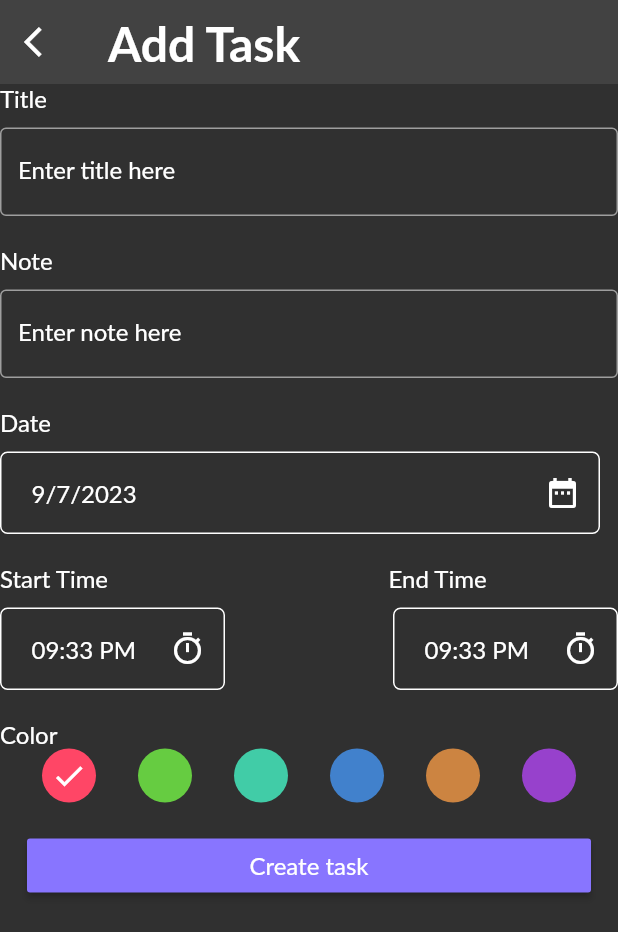
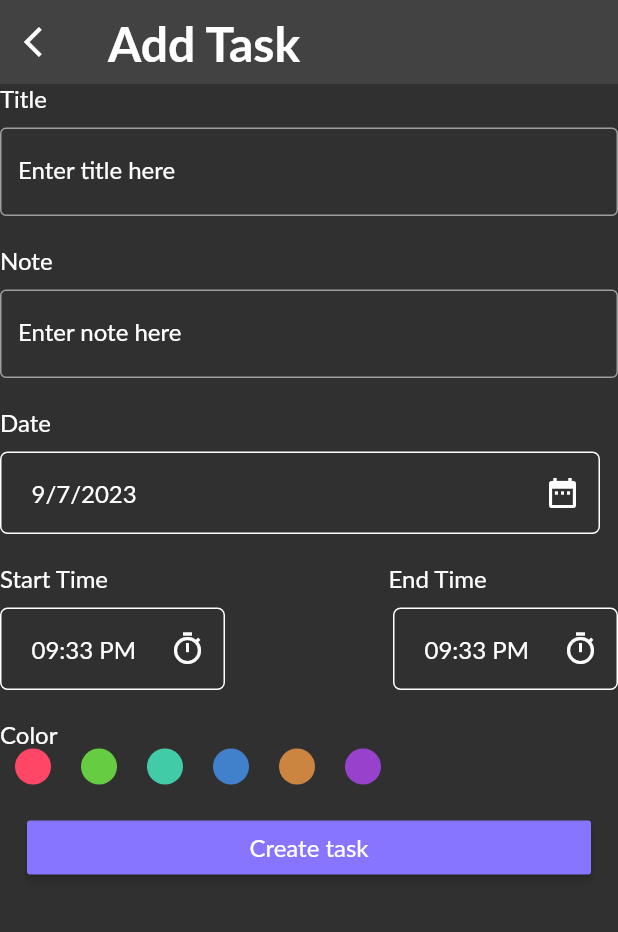
Before and after one commit to Lamiaa21-3/todo_app, a Flutter app: the AddTaskScreen screen opened directly, on a phone screen of 412 x 824 dp. Shown: the top 932 px of the screen. Run offline on Flutter 3.47's test engine with Material 2 defaults, Android fonts, the phone set to English and light mode, and no system bars; drawn by our look-alikes of modal_progress_hud_nsn; our stand-ins replace flutter_bloc, hive, hive_flutter, smooth_page_indicator; accounts and stored records are empty; Roboto replaces fonts that are missing (Lato).

Commit message:
colors done

```diff
--- a/lib/cubit/add_task_cubit/add_task_cubit.dart
+++ b/lib/cubit/add_task_cubit/add_task_cubit.dart
@@ -1,5 +1,6 @@
 
 
+import 'package:flutter/animation.dart';
 import 'package:flutter_bloc/flutter_bloc.dart';
 import 'package:hive/hive.dart';
 import 'package:todo/constants/constants.dart';
@@ -8,11 +9,13 @@ import 'package:todo/models/task_models.dart';
 
 class AddTaskCubit extends Cubit<AddTaskStates>{
   AddTaskCubit() : super (AddTaskInitialState());
+  Color color = Color(0xFF9741CC);
 
 
   addTask(TaskModel taskModel) async
   {
     try {
+      taskModel.color= color!.value;
       emit(AddTaskLoadingState());
       var taskBox =  Hive.box<TaskModel>(kTasksBox);
        await taskBox.add(taskModel);
--- a/lib/models/task_models.dart
+++ b/lib/models/task_models.dart
@@ -11,7 +11,7 @@ class TaskModel extends HiveObject {
   @HiveField(2)
   final String date;
   @HiveField(3)
-  final int color;
+   int color;
 
   TaskModel(
       {required this.title,
--- a/lib/screens/add_task_screen/add_task_screen.dart
+++ b/lib/screens/add_task_screen/add_task_screen.dart
@@ -14,49 +14,8 @@ import 'add_task_container_row.dart';
 import 'add_task_text.dart';
 import 'form_ietm_screen.dart';
 
-class AddTaskScreen extends StatefulWidget {
-  AddTaskScreen({Key? key}) : super(key: key);
-
-  @override
-  State<AddTaskScreen> createState() => _AddTaskScreenState();
-}
-
-class _AddTaskScreenState extends State<AddTaskScreen> {
-  // final titleController = TextEditingController();
-  //
-  // final timeController = TextEditingController();
-  //
-  // final taskController = TextEditingController();
-  //
-
-
-  //final taskRef = Hive.box('Tasks');
-
-  // void addTasks({required String title, required String taskName}) async {
-  //   await taskRef.add({
-  //     'title': title,
-  //     'taskName': taskName,
-  //   });
-  //   getTask();
-  // }
-
-  // List<Map<String, dynamic>> taskDate = [];
-  //
-  // void getTask() {
-  //   setState(() {
-  //     taskDate = taskRef.keys.map((e) {
-  //       final currentTask = taskRef.get(e);
-  //       return {
-  //         'key': e,
-  //         'title': currentTask['title'],
-  //         'time': currentTask['time'],
-  //         'taskName': currentTask['taskName'],
-  //       };
-  //     }).toList();
-  //     debugPrint('llllllll${taskDate.length}');
-  //   });
-  // }
-  //
+class AddTaskScreen extends StatelessWidget {
+  AddTaskScreen({Key? key, }) : super(key: key);
 
 
   @override
--- /dev/null
+++ b/lib/screens/add_task_screen/color_ietm.dart
@@ -0,0 +1,18 @@
+
+import 'package:flutter/material.dart';
+
+class ColorIetm extends StatelessWidget {
+  const ColorIetm({Key? key, required this.colorActive, required this.color}) : super(key: key);
+  final bool colorActive;
+  final Color color;
+
+  @override
+  Widget build(BuildContext context) {
+    return CircleAvatar(
+      backgroundColor: color,
+
+      radius: 22,
+
+    );
+  }
+}
--- a/lib/screens/add_task_screen/form_ietm_screen.dart
+++ b/lib/screens/add_task_screen/form_ietm_screen.dart
@@ -11,6 +11,7 @@ import 'add_task_container_color.dart';
 import 'add_task_container_date.dart';
 import 'add_task_container_row.dart';
 import 'add_task_text.dart';
+import 'color_ietm.dart';
 class FormIetmScreen extends StatefulWidget {
   const FormIetmScreen({Key? key}) : super(key: key);
 
@@ -22,6 +23,7 @@ class _FormIetmScreenState extends State<FormIetmScreen> {
   AutovalidateMode autovalidateMode = AutovalidateMode.disabled;
   String? title, subTitile;
   final GlobalKey<FormState> formKey = GlobalKey<FormState>();
+
   @override
   Widget build(BuildContext context) {
     return BlocConsumer<AddTaskCubit,AddTaskStates>(
@@ -113,35 +115,36 @@ class _FormIetmScreenState extends State<FormIetmScreen> {
               AddTaskText(
                 text: 'Color',
               ),
-              Row(
-                mainAxisAlignment: MainAxisAlignment.spaceEvenly,
-                children: [
-                  AddTaskContainerColor(
-                    color: Color(0xFFFF4666),
-                    iconData: Icons.check,
-                  ),
-                  AddTaskContainerColor(
-                    color: Color(0xFF66CC41),
-                    iconData: null,
-                  ),
-                  AddTaskContainerColor(
-                    color: Color(0xFF41CCA7),
-                    iconData: null,
-                  ),
-                  AddTaskContainerColor(
-                    color: Color(0xFF4181CC),
-                    iconData: null,
-                  ),
-                  AddTaskContainerColor(
-                    color: Color(0xFFCC8441),
-                    iconData: null,
-                  ),
-                  AddTaskContainerColor(
-                    color: Color(0xFF9741CC),
-                    iconData: null,
-                  ),
-                ],
-              ),
+              ListViewIetm(),
+              // Row(
+              //   mainAxisAlignment: MainAxisAlignment.spaceEvenly,
+              //   children: [
+              //     AddTaskContainerColor(
+              //       color: Color(0xFFFF4666),
+              //       iconData: Icons.check,
+              //     ),
+              //     AddTaskContainerColor(
+              //       color: Color(0xFF66CC41),
+              //       iconData: null,
+              //     ),
+              //     AddTaskContainerColor(
+              //       color: Color(0xFF41CCA7),
+              //       iconData: null,
+              //     ),
+              //     AddTaskContainerColor(
+              //       color: Color(0xFF4181CC),
+              //       iconData: null,
+              //     ),
+              //     AddTaskContainerColor(
+              //       color: Color(0xFFCC8441),
+              //       iconData: null,
+              //     ),
+              //     AddTaskContainerColor(
+              //       color: Color(0xFF9741CC),
+              //       iconData: null,
+              //     ),
+              //   ],
+              // ),
               Padding(
                 padding: const EdgeInsets.all(18.0),
                 child: Container(
@@ -180,3 +183,46 @@ class _FormIetmScreenState extends State<FormIetmScreen> {
     );
   }
 }
+class ListViewIetm extends StatefulWidget {
+  const ListViewIetm({Key? key}) : super(key: key);
+
+  @override
+  State<ListViewIetm> createState() => _ListViewIetmState();
+}
+
+class _ListViewIetmState extends State<ListViewIetm> {
+  List<Color> colors = [
+    Color(0xFFFF4666),
+    Color(0xFF66CC41),
+    Color(0xFF41CCA7),
+    Color(0xFF4181CC),
+    Color(0xFFCC8441),
+    Color(0xFF9741CC),
+  ];
+  int currentIndex = 0;
+  @override
+  Widget build(BuildContext context) {
+    return SizedBox(
+      height: 24,
+      child: ListView.builder(
+          itemCount: colors.length,
+          scrollDirection: Axis.horizontal,
+          itemBuilder: (context,index){
+            return GestureDetector(
+              onTap: (){
+                currentIndex= index;
+                BlocProvider.of<AddTaskCubit>(context).color = colors[index];
+                setState(() {
+
+                });
+                print('accccccccccctive');
+
+              },
+              child: ColorIetm(
+                colorActive: currentIndex == index, color: colors[index],
+              ),
+            );
+          }),
+    );
+  }
+}
--- a/lib/screens/create_task/container_ietm.dart
+++ b/lib/screens/create_task/container_ietm.dart
@@ -1,5 +1,6 @@
 import 'package:flutter/material.dart';
 import 'package:flutter_bloc/flutter_bloc.dart';
+import 'package:todo/cubit/add_task_cubit/add_task_cubit.dart';
 import 'package:todo/cubit/task_cubit/task_cubit.dart';
 
 import '../../components/text_main.dart';
@@ -102,7 +103,7 @@ class ContainerIetm extends StatelessWidget {
         width: 375,
         height: 128,
         decoration: BoxDecoration(
-          color: Colors.blue,
+          color:Color(taskModel.color),
           borderRadius: BorderRadius.circular(16),
         ),
       ),
```
